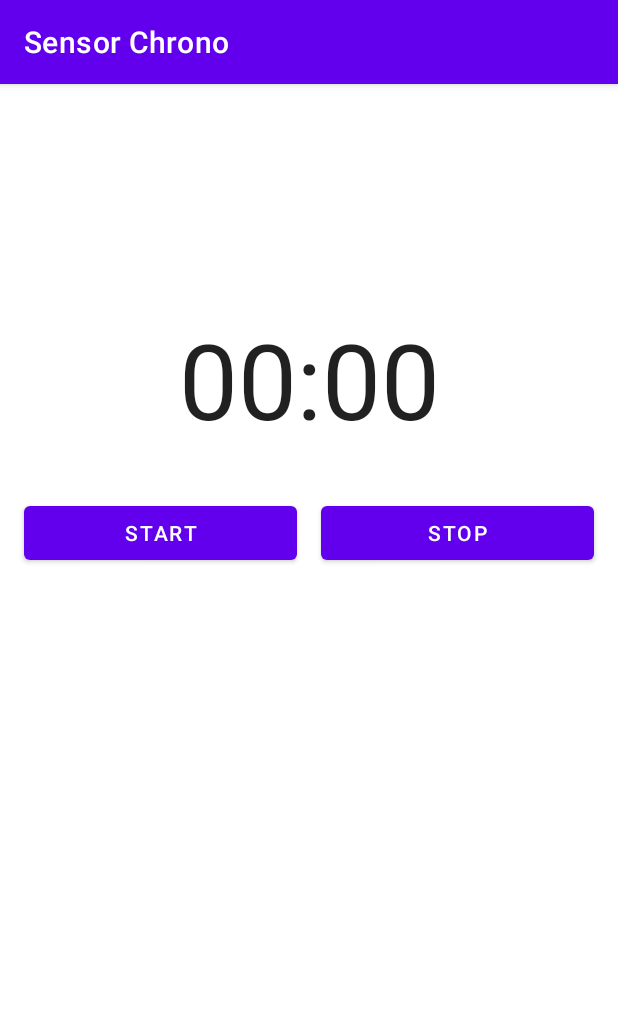
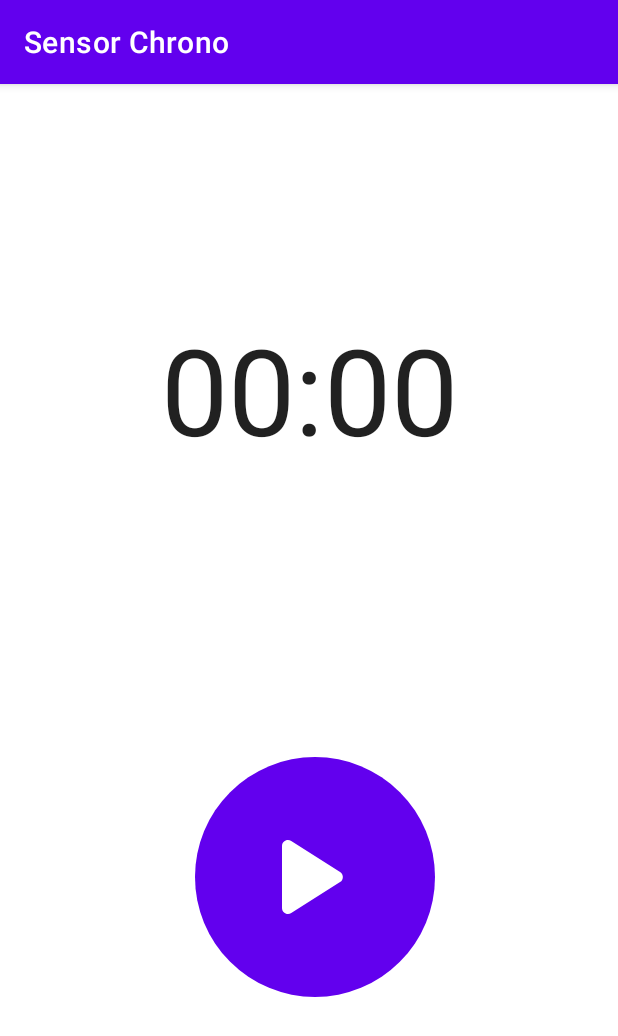
Before and after one commit to leandropintos91/AndroidSensorChrono, an Android app: the screen it shows after launch (MainActivity), on a phone screen of 412 x 824 dp. Shown: the top 1036 px of the screen. Run offline under Robolectric (Android 15) with nearby library versions, the phone set to English and light mode, and no system bars; 1 statement that could not run was skipped.

Commit message:
Leave only one button and change between start an stop

```diff
--- a/app/src/main/java/com/lrp/cronmetroconsensor/MainActivity.kt
+++ b/app/src/main/java/com/lrp/cronmetroconsensor/MainActivity.kt
@@ -7,19 +7,16 @@ import android.hardware.SensorEvent
 import android.hardware.SensorEventListener
 import android.hardware.SensorManager
 import android.os.Bundle
-import android.os.SystemClock
 import android.view.WindowManager
-import android.widget.Button
 import android.widget.Chronometer
-import android.widget.Toast
+import android.widget.ImageButton
 import androidx.appcompat.app.AppCompatActivity
 
 class MainActivity : AppCompatActivity(), SensorEventListener, ChronometerHolder {
 
     lateinit var chronometer: com.lrp.cronmetroconsensor.Chronometer
     lateinit var chronometerView : Chronometer
-    lateinit var startButton : Button
-    lateinit var stopButton : Button
+    lateinit var startStop : ImageButton
 
     private lateinit var sensorManager: SensorManager
     lateinit var proximitySensor: Sensor
@@ -59,15 +56,14 @@ class MainActivity : AppCompatActivity(), SensorEventListener, ChronometerHolder
 
     private fun setupViews() {
         chronometerView = findViewById(R.id.chronometer_view)
-        startButton = findViewById(R.id.start_button)
-        stopButton = findViewById(R.id.stop_button)
+        startStop = findViewById(R.id.start_stop_button)
 
-        startButton.setOnClickListener {
-            chronometer.start()
-        }
-
-        stopButton.setOnClickListener {
-            chronometer.stop()
+        startStop.setOnClickListener {
+            if (chronometer.status != ChronometerStatus.STOPPED) {
+                chronometer.stop()
+            } else {
+                chronometer.start()
+            }
         }
     }
 
@@ -79,8 +75,6 @@ class MainActivity : AppCompatActivity(), SensorEventListener, ChronometerHolder
                 chronometer.pause()
             } else {
                 //far
-                startButton.isEnabled = true
-                stopButton.isEnabled = true
                 chronometer.resume()
             }
         }
@@ -91,24 +85,22 @@ class MainActivity : AppCompatActivity(), SensorEventListener, ChronometerHolder
     }
 
     override fun onChronometerStarted() {
-
+        startStop.setImageDrawable(resources.getDrawable(R.drawable.ic_stop, resources.newTheme()))
     }
 
     override fun onChronometerStopped() {
-
+        startStop.setImageDrawable(resources.getDrawable(R.drawable.ic_start, resources.newTheme()))
     }
 
     override fun onChronometerPaused() {
         window.setFlags(WindowManager.LayoutParams.FLAG_FULLSCREEN,
             WindowManager.LayoutParams.FLAG_FULLSCREEN)
-        startButton.isEnabled = false
-        stopButton.isEnabled = false
+        startStop.isEnabled = false
     }
 
     override fun onChronometerResumed() {
         window.clearFlags(WindowManager.LayoutParams.FLAG_FULLSCREEN)
-        startButton.isEnabled = true
-        stopButton.isEnabled = true
+        startStop.isEnabled = true
     }
 
 
--- /dev/null
+++ b/app/src/main/res/drawable/background_circular_button.xml
@@ -0,0 +1,11 @@
+<?xml version="1.0" encoding="utf-8"?>
+
+<shape xmlns:android="http://schemas.android.com/apk/res/android"
+android:shape="oval">
+    <solid
+        android:color="@color/purple_500" />
+    <size
+        android:width="1dp"
+        android:height="1dp" />
+
+</shape>
--- /dev/null
+++ b/app/src/main/res/drawable/ic_start.xml
@@ -0,0 +1,12 @@
+<vector xmlns:android="http://schemas.android.com/apk/res/android"
+    android:width="44dp"
+    android:height="56dp"
+    android:viewportWidth="11"
+    android:viewportHeight="14">
+  <path
+      android:pathData="M0,1.82L0,12.18C0,12.97 0.87,13.45 1.54,13.02L9.68,7.84C10.3,7.45 10.3,6.55 9.68,6.15L1.54,0.98C0.87,0.55 0,1.03 0,1.82Z"
+      android:strokeWidth="1"
+      android:fillColor="#1D1D1D"
+      android:fillType="evenOdd"
+      android:strokeColor="#00000000"/>
+</vector>
--- /dev/null
+++ b/app/src/main/res/drawable/ic_stop.xml
@@ -0,0 +1,12 @@
+<vector xmlns:android="http://schemas.android.com/apk/res/android"
+    android:width="44dp"
+    android:height="44dp"
+    android:viewportWidth="12"
+    android:viewportHeight="12">
+  <path
+      android:pathData="M2,0L10,0C11.1,0 12,0.9 12,2L12,10C12,11.1 11.1,12 10,12L2,12C0.9,12 0,11.1 0,10L0,2C0,0.9 0.9,0 2,0Z"
+      android:strokeWidth="1"
+      android:fillColor="#1D1D1D"
+      android:fillType="evenOdd"
+      android:strokeColor="#00000000"/>
+</vector>
--- a/app/src/main/res/layout/activity_main.xml
+++ b/app/src/main/res/layout/activity_main.xml
@@ -15,34 +15,23 @@
         app:layout_constraintEnd_toEndOf="parent"
         android:layout_marginTop="150dp"
         android:layout_marginHorizontal="16dp"
-        android:textSize="70sp" />
+        android:textSize="80sp" />
 
-    <Button
-        android:id="@+id/start_button"
-        android:layout_width="0dp"
-        android:layout_height="wrap_content"
+    <ImageButton
+        android:id="@+id/start_stop_button"
+        android:layout_width="160dp"
+        android:layout_height="160dp"
         app:layout_constraintStart_toStartOf="parent"
         app:layout_constraintTop_toBottomOf="@id/chronometer_view"
-        app:layout_constraintEnd_toStartOf="@id/stop_button"
+        app:layout_constraintBottom_toBottomOf="parent"
+        app:layout_constraintEnd_toEndOf="parent"
         android:layout_marginEnd="8dp"
         android:layout_marginRight="8dp"
         android:layout_marginStart="16dp"
         android:layout_marginLeft="16dp"
         android:layout_marginTop="32dp"
-        android:text="@string/start"/>
-
-    <Button
-        android:id="@+id/stop_button"
-        android:layout_width="0dp"
-        android:layout_height="wrap_content"
-        app:layout_constraintEnd_toEndOf="parent"
-        app:layout_constraintTop_toBottomOf="@id/chronometer_view"
-        app:layout_constraintStart_toEndOf="@id/start_button"
-        android:layout_marginStart="8dp"
-        android:layout_marginLeft="8dp"
-        android:layout_marginEnd="16dp"
-        android:layout_marginRight="16dp"
-        android:layout_marginTop="32dp"
-        android:text="@string/stop"/>
+        android:src="@drawable/ic_start"
+        android:tint="@color/white"
+        android:background="@drawable/background_circular_button"/>
 
 </androidx.constraintlayout.widget.ConstraintLayout>
```
